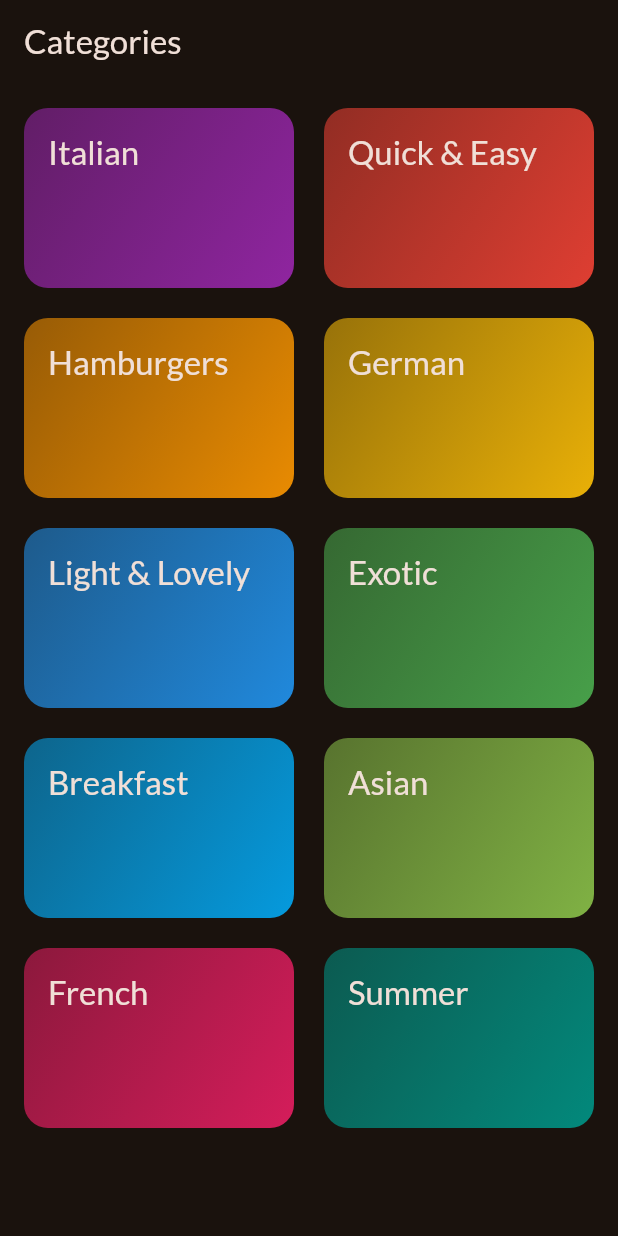
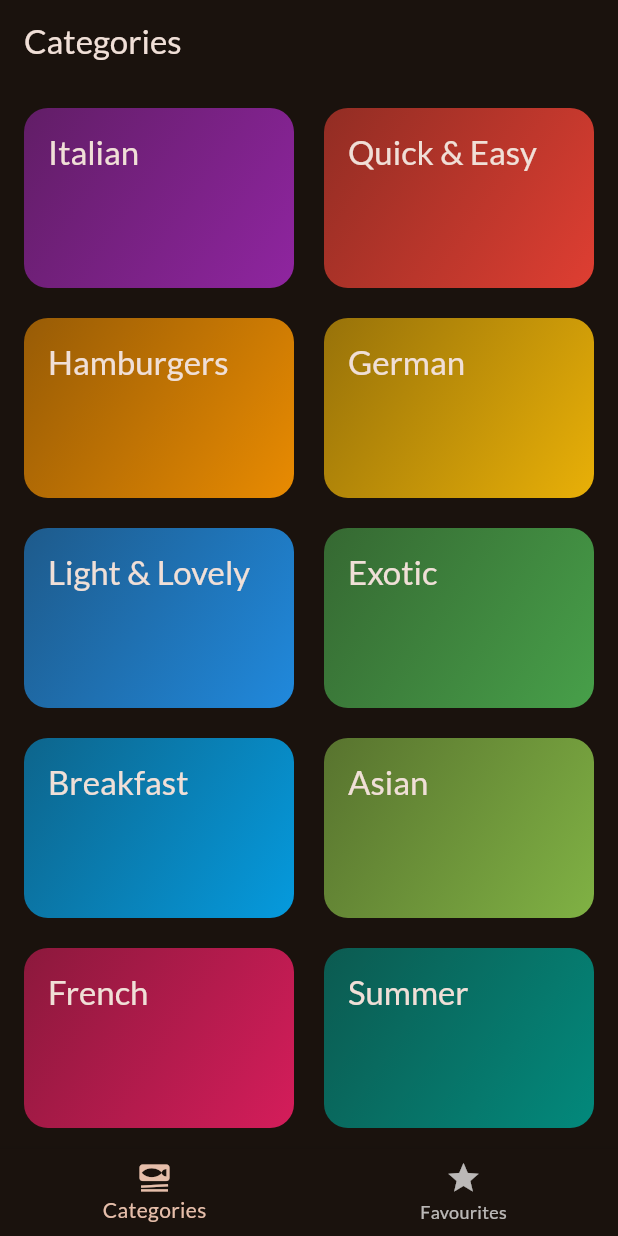
Before and after one commit to CirleaCatalin/hip_menu, a Flutter app: the screen it shows after launch, on a phone screen of 412 x 824 dp. Run offline on Flutter 3.47's test engine with Material 3 defaults, Android fonts, the light colour scheme and no system bars; our stand-ins replace google_fonts, transparent_image.

Commit message:
implementing logic for tabs screen view

```diff
--- a/lib/main.dart
+++ b/lib/main.dart
@@ -2,6 +2,7 @@ import 'package:flutter/material.dart';
 
 import 'package:google_fonts/google_fonts.dart';
 import 'package:hip_menu/screens/categories_screen.dart';
+import 'package:hip_menu/screens/tabs_screen.dart';
 
 final theme = ThemeData(
   useMaterial3: true,
@@ -24,6 +25,6 @@ class App extends StatelessWidget {
 
   @override
   Widget build(BuildContext context) {
-    return MaterialApp(theme: theme, home: CategoriesScreen());
+    return MaterialApp(theme: theme, home: TabsScreen());
   }
 }
--- a/lib/screens/categories_screen.dart
+++ b/lib/screens/categories_screen.dart
@@ -22,9 +22,7 @@ class CategoriesScreen extends StatelessWidget {
 
   @override
   Widget build(BuildContext context) {
-    return Scaffold(
-      appBar: AppBar(title: const Text("Categories")),
-      body: GridView(
+    return GridView(
       padding: EdgeInsets.all(16),
       gridDelegate: const SliverGridDelegateWithFixedCrossAxisCount(
         crossAxisCount: 2,
@@ -41,7 +39,6 @@ class CategoriesScreen extends StatelessWidget {
             },
           ),
       ],
-      ),
     );
   }
 }
--- /dev/null
+++ b/lib/screens/tabs_screen.dart
@@ -0,0 +1,46 @@
+import 'package:flutter/material.dart';
+import 'package:hip_menu/screens/categories_screen.dart';
+import 'package:hip_menu/screens/meals_screen.dart';
+
+class TabsScreen extends StatefulWidget {
+  const TabsScreen({super.key});
+
+  @override
+  State<TabsScreen> createState() => _TabsScreenState();
+}
+
+class _TabsScreenState extends State<TabsScreen> {
+  int _currentPage = 0;
+  var _activePageTitle = "Categories";
+
+  void _selectPage(int page) {
+    setState(() {
+      _currentPage = page;
+    });
+  }
+
+  Widget activePage = const CategoriesScreen();
+
+  @override
+  Widget build(BuildContext context) {
+    if (_currentPage == 1) {
+      activePage = const MealsScreen(meals: []);
+      _activePageTitle = "Favorites";
+    }
+    return Scaffold(
+      appBar: AppBar(title: Text(_activePageTitle)),
+      body: activePage,
+      bottomNavigationBar: BottomNavigationBar(
+        onTap: _selectPage,
+        currentIndex: _currentPage,
+        items: [
+          BottomNavigationBarItem(
+            icon: Icon(Icons.set_meal),
+            label: 'Categories',
+          ),
+          BottomNavigationBarItem(icon: Icon(Icons.star), label: 'Favourites'),
+        ],
+      ),
+    );
+  }
+}
```
Also changed, not shown: lib/screens/meal_description_screen.dart (+50 -5 lines), lib/screens/meals_screen.dart (+6 -3 lines). Lines whose indentation alone changed are shown as unchanged.
